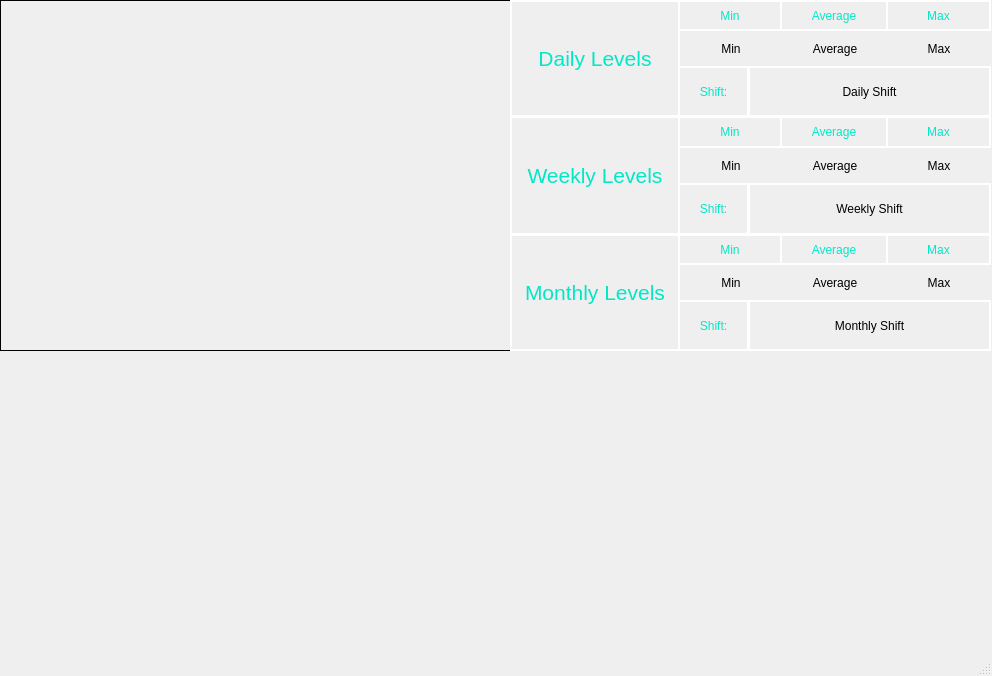
RicePandaaaa/KHealth, file user_interface.ui: the form before one commit.
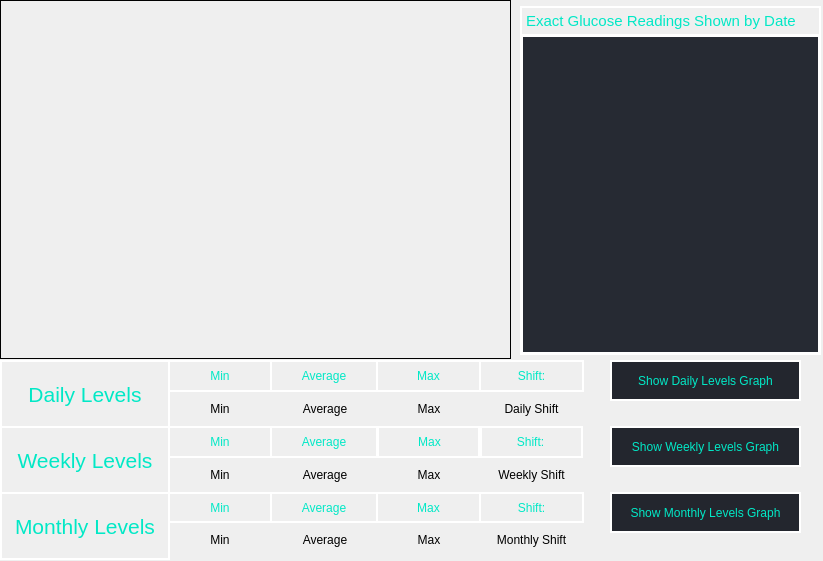
The form after the commit.

Commit message: Update UI to include buttons for swapping graphs and text box for containing levels text data

What changed in the file:
```diff
--- a/user_interface.ui
+++ b/user_interface.ui
@@ -6,8 +6,8 @@
    <rect>
     <x>0</x>
     <y>0</y>
-    <width>992</width>
-    <height>676</height>
+    <width>823</width>
+    <height>561</height>
    </rect>
   </property>
   <property name="windowTitle">
@@ -20,7 +20,7 @@
       <x>0</x>
       <y>0</y>
       <width>511</width>
-      <height>351</height>
+      <height>359</height>
      </rect>
     </property>
     <property name="frameShape">
@@ -36,10 +36,10 @@
    <widget class="QLabel" name="dayDescLabel">
     <property name="geometry">
      <rect>
-      <x>510</x>
-      <y>0</y>
+      <x>0</x>
+      <y>360</y>
       <width>170</width>
-      <height>117</height>
+      <height>68</height>
      </rect>
     </property>
     <property name="font">
@@ -67,10 +67,10 @@
    <widget class="QLabel" name="weekDescLabel">
     <property name="geometry">
      <rect>
-      <x>510</x>
-      <y>116</y>
+      <x>0</x>
+      <y>426</y>
       <width>170</width>
-      <height>119</height>
+      <height>68</height>
      </rect>
     </property>
     <property name="font">
@@ -98,10 +98,10 @@
    <widget class="QLabel" name="monthDescLabel">
     <property name="geometry">
      <rect>
-      <x>510</x>
-      <y>234</y>
+      <x>0</x>
+      <y>492</y>
       <width>170</width>
-      <height>117</height>
+      <height>68</height>
      </rect>
     </property>
     <property name="font">
@@ -129,17 +129,17 @@
    <widget class="QLabel" name="dayShiftValLabel">
     <property name="geometry">
      <rect>
-      <x>748</x>
-      <y>66</y>
-      <width>243</width>
-      <height>51</height>
+      <x>479</x>
+      <y>390</y>
+      <width>105</width>
+      <height>37</height>
      </rect>
     </property>
     <property name="styleSheet">
-     <string notr="true">border: 2px solid white;</string>
+     <string notr="true"/>
     </property>
     <property name="frameShape">
-     <enum>QFrame::Box</enum>
+     <enum>QFrame::NoFrame</enum>
     </property>
     <property name="lineWidth">
      <number>1</number>
@@ -154,17 +154,17 @@
    <widget class="QLabel" name="weekShiftValLabel">
     <property name="geometry">
      <rect>
-      <x>748</x>
-      <y>183</y>
-      <width>243</width>
-      <height>52</height>
+      <x>479</x>
+      <y>456</y>
+      <width>105</width>
+      <height>37</height>
      </rect>
     </property>
     <property name="styleSheet">
-     <string notr="true">border: 2px solid white;</string>
+     <string notr="true"/>
     </property>
     <property name="frameShape">
-     <enum>QFrame::Box</enum>
+     <enum>QFrame::NoFrame</enum>
     </property>
     <property name="lineWidth">
      <number>1</number>
@@ -179,17 +179,17 @@
    <widget class="QLabel" name="monthShiftValLabel">
     <property name="geometry">
      <rect>
-      <x>748</x>
-      <y>300</y>
-      <width>243</width>
-      <height>51</height>
+      <x>479</x>
+      <y>521</y>
+      <width>105</width>
+      <height>37</height>
      </rect>
     </property>
     <property name="styleSheet">
-     <string notr="true">border: 2px solid white;</string>
+     <string notr="true"/>
     </property>
     <property name="frameShape">
-     <enum>QFrame::Box</enum>
+     <enum>QFrame::NoFrame</enum>
     </property>
     <property name="lineWidth">
      <number>1</number>
@@ -204,10 +204,10 @@
    <widget class="QLabel" name="monthShiftDescLabel">
     <property name="geometry">
      <rect>
-      <x>678</x>
-      <y>300</y>
-      <width>71</width>
-      <height>51</height>
+      <x>479</x>
+      <y>492</y>
+      <width>105</width>
+      <height>31</height>
      </rect>
     </property>
     <property name="styleSheet">
@@ -230,10 +230,10 @@
    <widget class="QLabel" name="weekShiftDescLabel">
     <property name="geometry">
      <rect>
-      <x>678</x>
-      <y>183</y>
-      <width>71</width>
-      <height>52</height>
+      <x>478</x>
+      <y>426</y>
+      <width>105</width>
+      <height>32</height>
      </rect>
     </property>
     <property name="styleSheet">
@@ -256,10 +256,10 @@
    <widget class="QLabel" name="dayShiftDescLabel">
     <property name="geometry">
      <rect>
-      <x>678</x>
-      <y>66</y>
-      <width>71</width>
-      <height>51</height>
+      <x>479</x>
+      <y>360</y>
+      <width>105</width>
+      <height>32</height>
      </rect>
     </property>
     <property name="styleSheet">
@@ -282,10 +282,10 @@
    <widget class="QLabel" name="dailyMinDescLabel">
     <property name="geometry">
      <rect>
-      <x>678</x>
-      <y>0</y>
+      <x>168</x>
+      <y>360</y>
       <width>104</width>
-      <height>31</height>
+      <height>32</height>
      </rect>
     </property>
     <property name="layoutDirection">
@@ -311,10 +311,10 @@
    <widget class="QLabel" name="dayAvgDescLabel">
     <property name="geometry">
      <rect>
-      <x>780</x>
-      <y>0</y>
+      <x>270</x>
+      <y>360</y>
       <width>108</width>
-      <height>31</height>
+      <height>32</height>
      </rect>
     </property>
     <property name="styleSheet">
@@ -337,10 +337,10 @@
    <widget class="QLabel" name="dayMaxDescLabel">
     <property name="geometry">
      <rect>
-      <x>886</x>
-      <y>0</y>
+      <x>376</x>
+      <y>360</y>
       <width>105</width>
-      <height>31</height>
+      <height>32</height>
      </rect>
     </property>
     <property name="styleSheet">
@@ -363,8 +363,8 @@
    <widget class="QLabel" name="weekMinDescLabel">
     <property name="geometry">
      <rect>
-      <x>678</x>
-      <y>116</y>
+      <x>168</x>
+      <y>426</y>
       <width>104</width>
       <height>32</height>
      </rect>
@@ -389,8 +389,8 @@
    <widget class="QLabel" name="weekMaxDescLabel">
     <property name="geometry">
      <rect>
-      <x>886</x>
-      <y>116</y>
+      <x>377</x>
+      <y>426</y>
       <width>105</width>
       <height>32</height>
      </rect>
@@ -415,8 +415,8 @@
    <widget class="QLabel" name="weekAvgDescLabel">
     <property name="geometry">
      <rect>
-      <x>780</x>
-      <y>116</y>
+      <x>270</x>
+      <y>426</y>
       <width>108</width>
       <height>32</height>
      </rect>
@@ -441,8 +441,8 @@
    <widget class="QLabel" name="montlyMinDescLabel">
     <property name="geometry">
      <rect>
-      <x>678</x>
-      <y>234</y>
+      <x>168</x>
+      <y>492</y>
       <width>104</width>
       <height>31</height>
      </rect>
@@ -467,8 +467,8 @@
    <widget class="QLabel" name="monthMaxDescLabel">
     <property name="geometry">
      <rect>
-      <x>886</x>
-      <y>234</y>
+      <x>376</x>
+      <y>492</y>
       <width>105</width>
       <height>31</height>
      </rect>
@@ -493,8 +493,8 @@
    <widget class="QLabel" name="monthAvgDescLabel">
     <property name="geometry">
      <rect>
-      <x>780</x>
-      <y>234</y>
+      <x>270</x>
+      <y>492</y>
       <width>108</width>
       <height>31</height>
      </rect>
@@ -519,8 +519,8 @@
    <widget class="QLabel" name="dayMinValLabel">
     <property name="geometry">
      <rect>
-      <x>679</x>
-      <y>30</y>
+      <x>168</x>
+      <y>390</y>
       <width>104</width>
       <height>37</height>
      </rect>
@@ -538,8 +538,8 @@
    <widget class="QLabel" name="dayMaxValLabel">
     <property name="geometry">
      <rect>
-      <x>887</x>
-      <y>30</y>
+      <x>377</x>
+      <y>390</y>
       <width>104</width>
       <height>37</height>
      </rect>
@@ -557,8 +557,8 @@
    <widget class="QLabel" name="dayAvgValLabel">
     <property name="geometry">
      <rect>
-      <x>782</x>
-      <y>30</y>
+      <x>272</x>
+      <y>390</y>
       <width>106</width>
       <height>37</height>
      </rect>
@@ -576,8 +576,8 @@
    <widget class="QLabel" name="weekMaxValLabel">
     <property name="geometry">
      <rect>
-      <x>887</x>
-      <y>147</y>
+      <x>377</x>
+      <y>456</y>
       <width>104</width>
       <height>37</height>
      </rect>
@@ -595,8 +595,8 @@
    <widget class="QLabel" name="weekAvgValLabel">
     <property name="geometry">
      <rect>
-      <x>782</x>
-      <y>147</y>
+      <x>272</x>
+      <y>456</y>
       <width>106</width>
       <height>37</height>
      </rect>
@@ -614,8 +614,8 @@
    <widget class="QLabel" name="weekMinValLabel">
     <property name="geometry">
      <rect>
-      <x>679</x>
-      <y>147</y>
+      <x>168</x>
+      <y>456</y>
       <width>104</width>
       <height>37</height>
      </rect>
@@ -633,8 +633,8 @@
    <widget class="QLabel" name="monthMaxValLabel">
     <property name="geometry">
      <rect>
-      <x>887</x>
-      <y>264</y>
+      <x>377</x>
+      <y>521</y>
       <width>104</width>
       <height>37</height>
      </rect>
@@ -652,8 +652,8 @@
    <widget class="QLabel" name="monthMinValLabel">
     <property name="geometry">
      <rect>
-      <x>679</x>
-      <y>264</y>
+      <x>168</x>
+      <y>521</y>
       <width>104</width>
       <height>37</height>
      </rect>
@@ -671,8 +671,8 @@
    <widget class="QLabel" name="monthAvgValLabel">
     <property name="geometry">
      <rect>
-      <x>782</x>
-      <y>264</y>
+      <x>272</x>
+      <y>521</y>
       <width>106</width>
       <height>37</height>
      </rect>
@@ -687,18 +687,151 @@
      <set>Qt::AlignCenter</set>
     </property>
    </widget>
+   <widget class="QTextEdit" name="dataTextBox">
+    <property name="geometry">
+     <rect>
+      <x>520</x>
+      <y>34</y>
+      <width>301</width>
+      <height>321</height>
+     </rect>
+    </property>
+    <property name="styleSheet">
+     <string notr="true">background-color: #262a33; border: 3px solid white; color: #01e8c6;</string>
+    </property>
+    <property name="frameShape">
+     <enum>QFrame::Box</enum>
+    </property>
+    <property name="frameShadow">
+     <enum>QFrame::Plain</enum>
+    </property>
+    <property name="lineWidth">
+     <number>3</number>
+    </property>
+    <property name="html">
+     <string>&lt;!DOCTYPE HTML PUBLIC &quot;-//W3C//DTD HTML 4.0//EN&quot; &quot;http://www.w3.org/TR/REC-html40/strict.dtd&quot;&gt;
+&lt;html&gt;&lt;head&gt;&lt;meta name=&quot;qrichtext&quot; content=&quot;1&quot; /&gt;&lt;meta charset=&quot;utf-8&quot; /&gt;&lt;style type=&quot;text/css&quot;&gt;
+p, li { white-space: pre-wrap; }
+hr { height: 1px; border-width: 0; }
+li.unchecked::marker { content: &quot;\2610&quot;; }
+li.checked::marker { content: &quot;\2612&quot;; }
+&lt;/style&gt;&lt;/head&gt;&lt;body style=&quot; font-family:'Segoe UI'; font-size:9pt; font-weight:400; font-style:normal;&quot;&gt;
+&lt;p style=&quot;-qt-paragraph-type:empty; margin-top:0px; margin-bottom:0px; margin-left:0px; margin-right:0px; -qt-block-indent:0; text-indent:0px;&quot;&gt;&lt;br /&gt;&lt;/p&gt;&lt;/body&gt;&lt;/html&gt;</string>
+    </property>
+   </widget>
+   <widget class="QLabel" name="label">
+    <property name="geometry">
+     <rect>
+      <x>520</x>
+      <y>6</y>
+      <width>301</width>
+      <height>30</height>
+     </rect>
+    </property>
+    <property name="font">
+     <font>
+      <pointsize>11</pointsize>
+     </font>
+    </property>
+    <property name="styleSheet">
+     <string notr="true">color: #01e8c6;
+border: 2px solid white;</string>
+    </property>
+    <property name="text">
+     <string>Exact Glucose Readings Shown by Date</string>
+    </property>
+   </widget>
+   <widget class="QPushButton" name="dailyButton">
+    <property name="geometry">
+     <rect>
+      <x>610</x>
+      <y>360</y>
+      <width>191</width>
+      <height>41</height>
+     </rect>
+    </property>
+    <property name="styleSheet">
+     <string notr="true">color: #01e8c6;
+border: 2px solid white;
+background-color: #23262e;
+</string>
+    </property>
+    <property name="text">
+     <string>Show Daily Levels Graph</string>
+    </property>
+   </widget>
+   <widget class="QPushButton" name="weeklyButton">
+    <property name="geometry">
+     <rect>
+      <x>610</x>
+      <y>426</y>
+      <width>191</width>
+      <height>41</height>
+     </rect>
+    </property>
+    <property name="styleSheet">
+     <string notr="true">color: #01e8c6;
+border: 2px solid white;
+background-color: #23262e;
+</string>
+    </property>
+    <property name="text">
+     <string>Show Weekly Levels Graph</string>
+    </property>
+   </widget>
+   <widget class="QPushButton" name="monthlyButton">
+    <property name="geometry">
+     <rect>
+      <x>610</x>
+      <y>492</y>
+      <width>191</width>
+      <height>41</height>
+     </rect>
+    </property>
+    <property name="styleSheet">
+     <string notr="true">color: #01e8c6;
+border: 2px solid white;
+background-color: #23262e;
+</string>
+    </property>
+    <property name="text">
+     <string>Show Monthly Levels Graph</string>
+    </property>
+   </widget>
+   <zorder>weekAvgValLabel</zorder>
+   <zorder>weekMinValLabel</zorder>
+   <zorder>dayMinValLabel</zorder>
+   <zorder>weekMaxValLabel</zorder>
+   <zorder>monthMaxValLabel</zorder>
+   <zorder>monthMinValLabel</zorder>
+   <zorder>weekShiftValLabel</zorder>
+   <zorder>monthAvgValLabel</zorder>
+   <zorder>dayShiftValLabel</zorder>
+   <zorder>dayAvgValLabel</zorder>
+   <zorder>dayMaxValLabel</zorder>
+   <zorder>monthShiftValLabel</zorder>
+   <zorder>graphLabel</zorder>
+   <zorder>dataTextBox</zorder>
+   <zorder>label</zorder>
+   <zorder>weekMaxDescLabel</zorder>
+   <zorder>dailyMinDescLabel</zorder>
+   <zorder>dayMaxDescLabel</zorder>
+   <zorder>weekAvgDescLabel</zorder>
+   <zorder>monthMaxDescLabel</zorder>
+   <zorder>weekMinDescLabel</zorder>
+   <zorder>dayDescLabel</zorder>
+   <zorder>monthDescLabel</zorder>
+   <zorder>monthShiftDescLabel</zorder>
+   <zorder>weekDescLabel</zorder>
+   <zorder>dayAvgDescLabel</zorder>
+   <zorder>monthAvgDescLabel</zorder>
+   <zorder>montlyMinDescLabel</zorder>
+   <zorder>dayShiftDescLabel</zorder>
+   <zorder>weekShiftDescLabel</zorder>
+   <zorder>dailyButton</zorder>
+   <zorder>weeklyButton</zorder>
+   <zorder>monthlyButton</zorder>
   </widget>
-  <widget class="QMenuBar" name="menubar">
-   <property name="geometry">
-    <rect>
-     <x>0</x>
-     <y>0</y>
-     <width>992</width>
-     <height>22</height>
-    </rect>
-   </property>
-  </widget>
-  <widget class="QStatusBar" name="statusbar"/>
  </widget>
  <resources/>
  <connections/>
```
